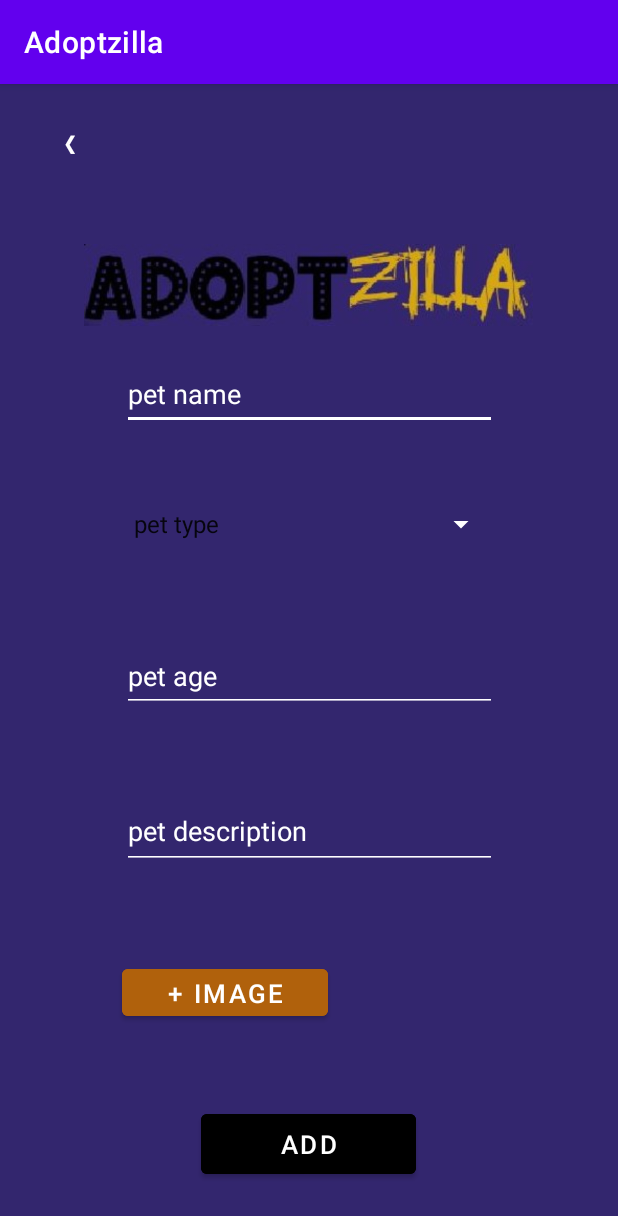
After one commit to iuliadrgn/AdoptzillaApp, an Android app: the NewAd screen opened directly, with no data from a screen before it, on a phone screen of 412 x 824 dp. The commit adds this screen. Shown: the top 1216 px of the screen. Run offline under Robolectric (Android 15) with nearby library versions, the phone set to English and light mode, and no system bars; Roboto replaces fonts that are not available here.

Commit message:
Added the page for new pet ads

```diff
--- a/app/src/main/AndroidManifest.xml
+++ b/app/src/main/AndroidManifest.xml
@@ -11,6 +11,9 @@
         android:roundIcon="@mipmap/ic_launcher_round"
         android:supportsRtl="true"
         android:theme="@style/Theme.Adoptzilla">
+        <activity
+            android:name=".NewAd"
+            android:exported="false" />
         <activity android:name=".activity_listview">
             <intent-filter>
                 <action android:name="android.intent.action.MAIN" />
--- a/app/src/main/java/com/example/adoptzilla/MainActivity.java
+++ b/app/src/main/java/com/example/adoptzilla/MainActivity.java
@@ -27,6 +27,8 @@ TextView ceva;
 Button btn;
 DatabaseReference reff;
 
+
+
     ListView simpleList;
     String countryList[] = {"India", "China", "australia", "Portugle", "America", "NewZealand"};
     ArrayList<String> arrayList = new ArrayList<>();
@@ -39,6 +41,9 @@ DatabaseReference reff;
         simpleList = (ListView)findViewById(R.id.ads);
         ArrayAdapter<String> arrayAdapter = new ArrayAdapter<String>(this, R.layout.activity_listview, R.id.textView, countryList);
         simpleList.setAdapter(arrayAdapter);
+
+        Button newAd = findViewById(R.id.new_ad);
+        newAd.setOnClickListener(v -> newAd());
     }
 
     public void logout(View view)
@@ -47,4 +52,10 @@ DatabaseReference reff;
         startActivity(new Intent(getApplicationContext(), Login.class));
         finish();
     }
+
+    private void newAd() {
+        Intent intent = new Intent(this, NewAd.class);
+        startActivity(intent);
+        finish();
+    }
 }
--- /dev/null
+++ b/app/src/main/java/com/example/adoptzilla/NewAd.java
@@ -0,0 +1,102 @@
+package com.example.adoptzilla;
+
+import androidx.annotation.NonNull;
+import androidx.appcompat.app.AppCompatActivity;
+
+import android.content.Intent;
+import android.os.Bundle;
+import android.text.TextUtils;
+import android.widget.AdapterView;
+import android.widget.ArrayAdapter;
+import android.widget.Button;
+import android.widget.EditText;
+import android.widget.ImageView;
+import android.widget.Spinner;
+import android.widget.Toast;
+
+import java.lang.reflect.Member;
+import java.util.ArrayList;
+import java.util.List;
+
+public class NewAd extends AppCompatActivity {
+    EditText petName, petAge, petDescription;
+    Spinner petType;
+    String choice;
+    Member member;
+    Button done;
+    Button addPicture;
+    private ImageView image;
+
+
+
+    @Override
+    protected void onCreate(Bundle savedInstanceState) {
+        super.onCreate(savedInstanceState);
+        setContentView(R.layout.activity_new_ad);
+
+        petName = findViewById(R.id.newAdPetName);
+        petAge = findViewById(R.id.newAdPetAge);
+        petDescription = findViewById(R.id.newAdPetDescription);
+        petType = findViewById(R.id.petTypeChoiceBox);
+        image = findViewById(R.id.petImg);
+
+        List<String> categories = new ArrayList<>();
+
+        categories.add(0, getString(R.string.PetType));
+        categories.add("Cat");
+        categories.add("Dog");
+        categories.add("Fish");
+        categories.add("Bird");
+        categories.add("Hedgehog");
+
+        ArrayAdapter<String> adapter;
+        adapter = new ArrayAdapter<>(this, android.R.layout.simple_spinner_item, categories);
+        adapter.setDropDownViewResource(android.R.layout.simple_spinner_dropdown_item);
+        petType.setAdapter(adapter);
+
+
+
+        Button backButton = findViewById(R.id.newAdBackButton);
+        backButton.setOnClickListener(v -> backToMainPage());
+
+
+    }
+
+    private void saveEntry(String choice) {
+
+        final String nm = petName.getText().toString().trim();
+        final String ag = petAge.getText().toString().trim();
+        final String dc = petDescription.getText().toString().trim();
+
+        if (TextUtils.isEmpty(nm)) {
+            petName.setError("name required\n");
+            Toast.makeText(this, "Please select the pet's name\n", Toast.LENGTH_SHORT).show();
+            return;
+        }
+
+        if (choice != null) {
+            //trebuie adaugata
+        } else {
+            Toast.makeText(this, "Please select a pet type\n", Toast.LENGTH_SHORT).show();
+            return;
+        }
+
+        if (TextUtils.isEmpty(ag)) {
+            petAge.setError("age required\n");
+            Toast.makeText(this, "Please select the pet's age\n", Toast.LENGTH_SHORT).show();
+            return;
+        }
+
+        if (TextUtils.isEmpty(dc)) {
+            petDescription.setError("description required\n");
+            Toast.makeText(this, "Please provide a description\n", Toast.LENGTH_SHORT).show();
+            return;
+        }
+    }
+
+    private void backToMainPage() {
+        Intent intent = new Intent(this, MainActivity.class);
+        startActivity(intent);
+        finish();
+    }
+}
--- a/app/src/main/res/layout/activity_main.xml
+++ b/app/src/main/res/layout/activity_main.xml
@@ -52,7 +52,7 @@
         app:layout_constraintTop_toBottomOf="@+id/imageView5" />
 
     <Button
-        android:id="@+id/newad"
+        android:id="@+id/new_ad"
         android:layout_width="wrap_content"
         android:layout_height="wrap_content"
         android:layout_marginStart="48dp"
--- /dev/null
+++ b/app/src/main/res/layout/activity_new_ad.xml
@@ -0,0 +1,158 @@
+<?xml version="1.0" encoding="utf-8"?>
+<androidx.constraintlayout.widget.ConstraintLayout xmlns:android="http://schemas.android.com/apk/res/android"
+    xmlns:app="http://schemas.android.com/apk/res-auto"
+    xmlns:tools="http://schemas.android.com/tools"
+    android:id="@+id/newAdBackground"
+    android:layout_width="match_parent"
+    android:layout_height="match_parent"
+    android:background="@color/darkpurple">
+
+
+    <Button
+        android:id="@+id/newAdBackButton"
+        android:layout_width="59dp"
+        android:layout_height="48dp"
+        android:background="@color/Transparent"
+        android:text="@string/backButton"
+        app:layout_constraintBottom_toBottomOf="parent"
+        app:layout_constraintEnd_toEndOf="parent"
+        app:layout_constraintHorizontal_bias="0.05"
+        app:layout_constraintStart_toStartOf="parent"
+        app:layout_constraintTop_toTopOf="parent"
+        app:layout_constraintVertical_bias="0.021" />
+
+    <ImageView
+        android:id="@+id/imageView5"
+        android:layout_width="299dp"
+        android:layout_height="80dp"
+        android:layout_marginStart="56dp"
+
+        android:layout_marginTop="75dp"
+        android:layout_marginEnd="56dp"
+        android:layout_marginBottom="576dp"
+        app:layout_constraintBottom_toBottomOf="parent"
+        app:layout_constraintEnd_toEndOf="parent"
+
+        app:layout_constraintHorizontal_bias="0.0"
+        app:layout_constraintStart_toStartOf="parent"
+        app:layout_constraintTop_toTopOf="parent"
+        app:srcCompat="@drawable/logo2"
+        tools:ignore="MissingConstraints" />
+
+    <EditText
+        android:id="@+id/newAdPetName"
+        android:layout_width="250dp"
+        android:layout_height="48dp"
+        android:backgroundTint="@color/white"
+        android:ems="10"
+        android:hint="@string/petName"
+        android:importantForAutofill="no"
+        android:inputType="textPersonName"
+        android:minHeight="48dp"
+        android:textColorHint="@color/white"
+        app:layout_constraintBottom_toBottomOf="parent"
+        app:layout_constraintEnd_toEndOf="parent"
+        app:layout_constraintHorizontal_bias="0.503"
+        app:layout_constraintStart_toStartOf="parent"
+        app:layout_constraintTop_toTopOf="parent"
+        app:layout_constraintVertical_bias="0.254"
+        tools:ignore="TextContrastCheck" />
+
+    <Button
+        android:id="@+id/addImage"
+        android:layout_width="137dp"
+        android:layout_height="43dp"
+        android:backgroundTint="@color/darkorange"
+        android:text="@string/addImage"
+        android:textColor="@color/white"
+        android:textSize="17sp"
+        app:layout_constraintBottom_toBottomOf="parent"
+        app:layout_constraintEnd_toEndOf="parent"
+        app:layout_constraintHorizontal_bias="0.295"
+        app:layout_constraintStart_toStartOf="parent"
+        app:layout_constraintTop_toTopOf="parent"
+        app:layout_constraintVertical_bias="0.806"
+        tools:ignore="TextContrastCheck" />
+
+    <EditText
+        android:id="@+id/newAdPetDescription"
+        android:layout_width="250dp"
+        android:layout_height="48dp"
+        android:backgroundTint="@color/white"
+        android:ems="10"
+        android:gravity="start|top"
+        android:hint="@string/petDescription"
+        android:importantForAutofill="no"
+        android:inputType="textMultiLine"
+        android:textColorHint="@color/white"
+        app:layout_constraintBottom_toBottomOf="parent"
+        app:layout_constraintEnd_toEndOf="parent"
+        app:layout_constraintHorizontal_bias="0.503"
+        app:layout_constraintStart_toStartOf="parent"
+        app:layout_constraintTop_toTopOf="parent"
+        app:layout_constraintVertical_bias="0.66" />
+
+    <EditText
+        android:id="@+id/newAdPetAge"
+        android:layout_width="250dp"
+        android:layout_height="48dp"
+        android:backgroundTint="@color/white"
+        android:ems="10"
+        android:hint="@string/petAge"
+        android:importantForAutofill="no"
+        android:inputType="numberDecimal"
+        android:minHeight="48dp"
+        android:textColorHint="@color/white"
+        app:layout_constraintBottom_toBottomOf="parent"
+        app:layout_constraintEnd_toEndOf="parent"
+        app:layout_constraintHorizontal_bias="0.503"
+        app:layout_constraintStart_toStartOf="parent"
+        app:layout_constraintTop_toTopOf="parent"
+        app:layout_constraintVertical_bias="0.515"
+        tools:ignore="TextContrastCheck" />
+
+    <Spinner
+        android:id="@+id/petTypeChoiceBox"
+        android:layout_width="250dp"
+        android:layout_height="48dp"
+        android:backgroundTint="@color/white"
+        android:gravity="center|fill"
+        android:hint="@string/petName"
+        android:textColor="@color/white"
+        app:layout_constraintBottom_toBottomOf="parent"
+        app:layout_constraintEnd_toEndOf="parent"
+        app:layout_constraintHorizontal_bias="0.503"
+        app:layout_constraintStart_toStartOf="parent"
+        app:layout_constraintTop_toTopOf="parent"
+        app:layout_constraintVertical_bias="0.374" />
+
+    <Button
+        android:id="@+id/done"
+        android:layout_width="143dp"
+        android:layout_height="52dp"
+        android:backgroundTint="@color/black"
+        android:text="@string/add"
+        android:textColor="@color/white"
+        android:textSize="17sp"
+        app:layout_constraintBottom_toBottomOf="parent"
+        app:layout_constraintEnd_toEndOf="parent"
+        app:layout_constraintHorizontal_bias="0.498"
+        app:layout_constraintStart_toStartOf="parent"
+        app:layout_constraintTop_toTopOf="parent"
+        app:layout_constraintVertical_bias="0.951"
+        tools:ignore="TextContrastCheck" />
+
+    <ImageView
+        android:id="@+id/petImg"
+        android:layout_width="84dp"
+        android:layout_height="91dp"
+        android:contentDescription="@string/addingImage"
+        app:layout_constraintBottom_toBottomOf="parent"
+        app:layout_constraintEnd_toEndOf="parent"
+        app:layout_constraintHorizontal_bias="0.755"
+        app:layout_constraintStart_toStartOf="parent"
+        app:layout_constraintTop_toTopOf="parent"
+        app:layout_constraintVertical_bias="0.822" />
+
+
+</androidx.constraintlayout.widget.ConstraintLayout>
--- a/app/src/main/res/values/strings.xml
+++ b/app/src/main/res/values/strings.xml
@@ -12,4 +12,12 @@
     <string name="password">password</string>
     <string name="backButton">❮</string>
     <string name="new_ad">new ad</string>
+    <string name="petName">pet name</string>
+    <string name="petType">pet type</string>
+    <string name="petAge">pet age</string>
+    <string name="petDescription">pet description</string>
+    <string name="addImage">+ image</string>
+    <string name="add">add</string>
+    <string name="addingImage">adding image</string>
+    <string name="PetType">pet type</string>
 </resources>
```
